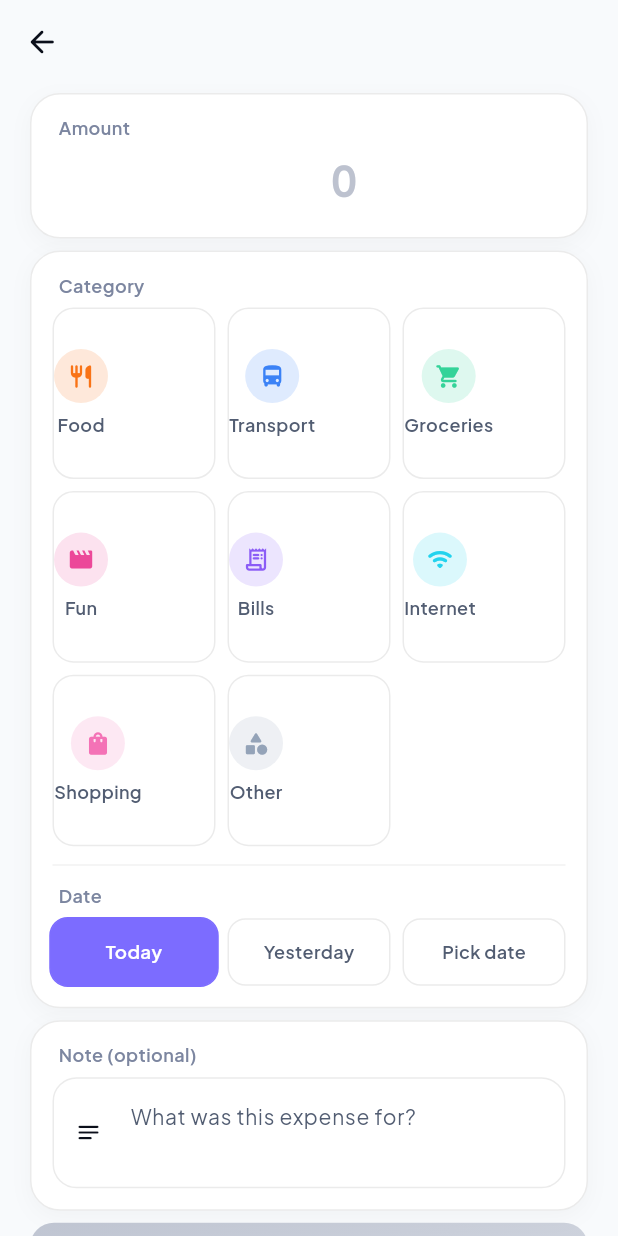
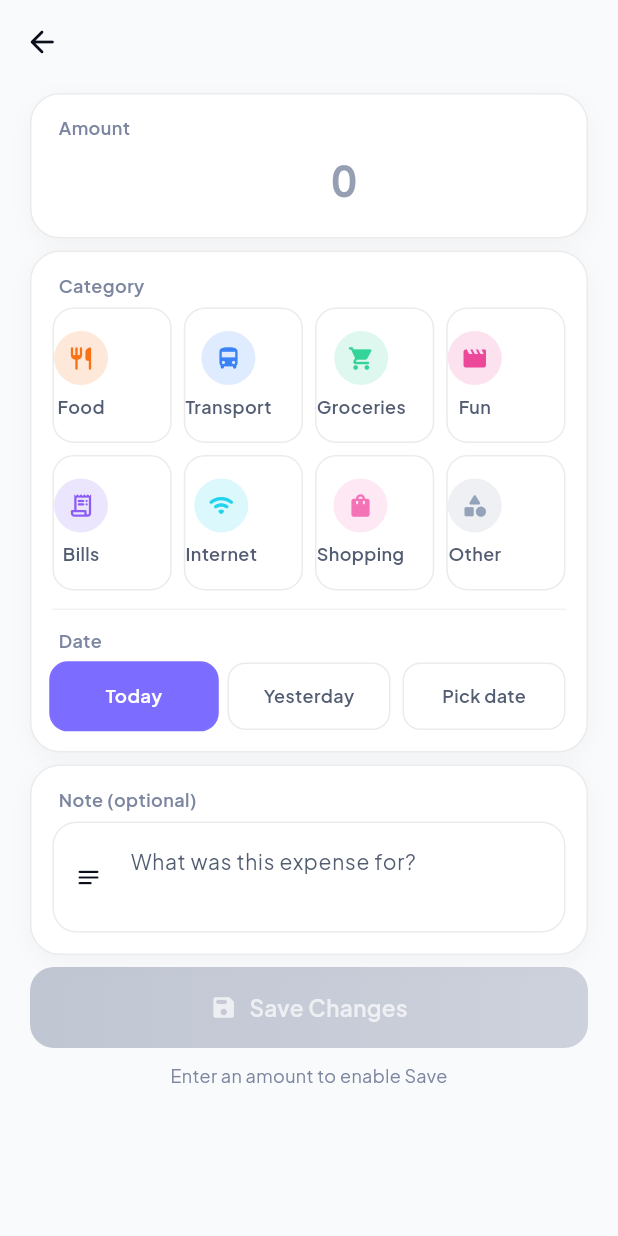
Before and after one commit to shabii804/Spend-Smart, a Flutter app: the AddExpenseScreen screen opened directly with sample values from the repository, on a phone screen of 412 x 824 dp. Run offline on Flutter 3.47's test engine with Material 3 defaults, Android fonts, the phone set to English and light mode, and no system bars; our stand-ins replace fl_chart, image_picker, shared_preferences; accounts and stored records are empty.

Commit message:
refine ui details

```diff
--- a/lib/screens/expenses/add_expense_screen.dart
+++ b/lib/screens/expenses/add_expense_screen.dart
@@ -406,8 +406,22 @@ class _AddExpenseScreenState extends State<AddExpenseScreen> {
                 if (!_isEdit) const SizedBox(height: 8),
 
                 // ═══ Quick Add (horizontal scroll) ═══
+                // ShaderMask fades the trailing edge so the cut-off chip
+                // reads as "scrollable" instead of "broken layout".
                 if (!_isEdit) ...[
-                  SizedBox(
+                  ShaderMask(
+                    shaderCallback: (bounds) => LinearGradient(
+                      begin: Alignment.centerLeft,
+                      end: Alignment.centerRight,
+                      colors: [
+                        Colors.black,
+                        Colors.black,
+                        Colors.transparent,
+                      ],
+                      stops: const [0.0, 0.88, 1.0],
+                    ).createShader(bounds),
+                    blendMode: BlendMode.dstIn,
+                    child: SizedBox(
                     // 44px keeps the quick-add chips above the minimum
                     // comfortable touch-target size.
                     height: 44,
@@ -455,6 +469,7 @@ class _AddExpenseScreenState extends State<AddExpenseScreen> {
                         );
                       },
                     ),
+                  ),
                   ),
                   const SizedBox(height: 8),
                 ],
@@ -667,7 +682,9 @@ class _AddExpenseScreenState extends State<AddExpenseScreen> {
               fontFamily: 'PlusJakartaSans',
               fontSize: 28,
               fontWeight: FontWeight.w700,
-              color: AppColorsOf.tertiaryText(context).withOpacity(0.5),
+              // 0.8 (was 0.5) — the hint was nearly invisible on white, so
+              // the empty field read as broken (just a floating "Rs.").
+              color: AppColorsOf.tertiaryText(context).withOpacity(0.8),
               height: 1.1,
             ),
             border: InputBorder.none,
@@ -735,9 +752,11 @@ class _AddExpenseScreenState extends State<AddExpenseScreen> {
   // ═══ Category grid — shortened labels, clear selected state ═══
   Widget _categoryGrid() {
     return LayoutBuilder(builder: (context, constraints) {
-      // 4 columns only fits ≥360px — below that (and at large text scale)
-      // the labels overflow, so narrow phones get a roomy 3-column grid.
-      final cols = constraints.maxWidth < 360 ? 3 : 4;
+      // 8 categories: 4 columns gives a balanced 4+4 grid on every standard
+      // phone (the 390px iPhone class has ~322px inner width here). Only very
+      // narrow containers drop to 3 columns — labels shrink via FittedBox
+      // so they never overflow either way.
+      final cols = constraints.maxWidth < 320 ? 3 : 4;
       return GridView.builder(
       shrinkWrap: true,
       physics: const NeverScrollableScrollPhysics(),
--- a/lib/screens/more/more_screen.dart
+++ b/lib/screens/more/more_screen.dart
@@ -80,7 +80,10 @@ class MoreScreen extends StatelessWidget {
       body: SafeArea(
         bottom: false,
         child: ListView(
-          padding: const EdgeInsets.fromLTRB(20, 12, 20, 120),
+          // Bottom padding 170 (was 120) — the floating + FAB in the nav bar
+          // pokes ~45px above the bar, so 120 left the Log Out button half
+          // hidden underneath it when scrolled to the very end.
+          padding: const EdgeInsets.fromLTRB(20, 12, 20, 170),
           children: [
 
           // ─── QUICK ACCESS GROUP — Goals + Profile + Transactions ───
--- a/lib/screens/profile/profile_screen.dart
+++ b/lib/screens/profile/profile_screen.dart
@@ -66,7 +66,9 @@ class ProfileScreen extends StatelessWidget {
             ? 'Dark'
             : 'System';
 
-    final currencyLabel = '${currency.id} · ${currency.symbol}';
+    // Code only — the symbol ("Rs.") duplicated the code ("PKR") and read
+    // as a stray third segment: "English · PKR · Rs."
+    final currencyLabel = currency.id;
 
     final notifSummary = [
       if (notifPrefs.budgetAlerts) 'Budget',
--- a/lib/screens/split_bill/split_bill_screen.dart
+++ b/lib/screens/split_bill/split_bill_screen.dart
@@ -212,7 +212,9 @@ class _SplitBillScreenState extends State<SplitBillScreen> {
                     controller: _amountCtrl,
                     keyboardType: const TextInputType.numberWithOptions(decimal: true),
                     style: TextStyles.moneyDisplay(context),
-                    textAlign: TextAlign.center,
+                    // Left-aligned (was center): center + prefixText pushed the
+                    // digits to the middle of the field with the "Rs." stranded
+                    // far left — read as two disconnected elements.
                     onChanged: (_) => setState(() {}),
                     decoration: InputDecoration(
                       prefixText: '${Formatters.currencySymbol} ',
```
Also changed, not shown: lib/screens/analytics/analytics_screen.dart (+29 -5 lines), lib/screens/income/income_screen.dart (+6 -1 lines).
